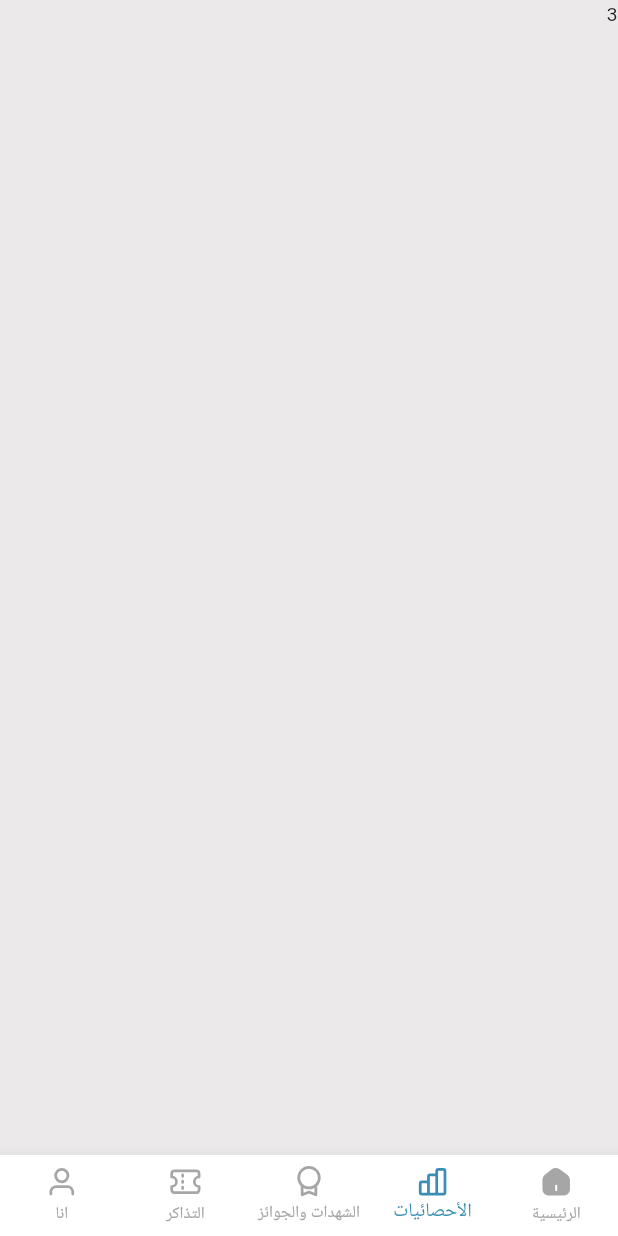
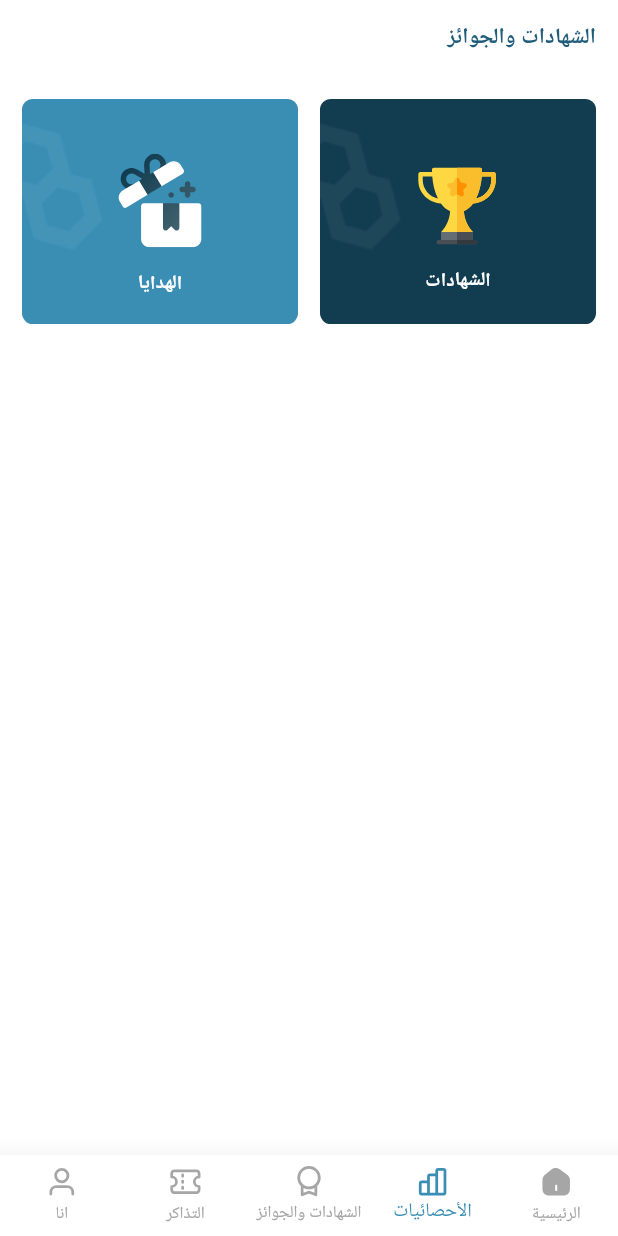
Before and after one commit to mostafaahmedbahr/engineering_day_app, a Flutter app: the screen it shows after launch, swiped to page 3, on a phone screen of 412 x 824 dp. Run offline on Flutter 3.47's test engine with Material 3 defaults, Android fonts, the phone set to English and light mode, and no system bars; our stand-ins replace dartz, dio, easy_localization, flutter_svg, get_it, loading_animation_widget and 3 more; project files that could hold a hidden picture were left out.

Commit message:
CertificatesAndGiftsView

```diff
--- a/lib/core/shared_widgets/custom_global_app_bar.dart
+++ b/lib/core/shared_widgets/custom_global_app_bar.dart
@@ -1,50 +1,25 @@
-// import 'package:add_samy_app_1/core/utils/app_styles/app_styles.dart';
-// import 'package:flutter/material.dart';
-// import 'package:flutter_svg/svg.dart';
-//
-// import '../utils/app_images/app_images.dart';
-//
-// class CustomGlobalAppBar extends StatelessWidget implements PreferredSizeWidget{
-//   const CustomGlobalAppBar({super.key, required this.title});
-//   final String title;
-//   @override
-//   Widget build(BuildContext context) {
-//     return PreferredSize(
-//         preferredSize: const Size.fromHeight(100),
-//         child: AppBar(
-//           backgroundColor: Colors.transparent,
-//           centerTitle: true,
-//           flexibleSpace: Container(
-//             decoration: const BoxDecoration(
-//               gradient: LinearGradient(
-//                 colors: [
-//                   Color(0xFF0D4B74),
-//                   Color(0xFF075E89),
-//                 ],
-//                 begin: Alignment.bottomCenter,
-//                 end: Alignment.topCenter,
-//               ),
-//             ),
-//           ),
-//           elevation: 0,
-//           leading: Padding(
-//             padding: const EdgeInsets.only(top: 20),
-//             child: IconButton(
-//               icon: SvgPicture.asset(AppImages.arrow2Icon),
-//               onPressed: (){
-//                 Navigator.pop(context);
-//               },
-//             ),
-//           ),
-//           title:   Padding(
-//             padding:  const EdgeInsets.only(top: 20),
-//             child: Text(title,
-//             style: AppStyles.textStyle18,),
-//           ),
-//
-//         ));
-//   }
-//   @override
-//   // TODO: implement preferredSize
-//   Size get preferredSize => const Size.fromHeight(100);
-// }
+ import 'package:engineering_day_app/core/utils/app_colors/app_colors.dart';
+import 'package:flutter/material.dart';
+
+ import '../utils/app_styles/app_styles.dart';
+
+class CustomGlobalAppBar extends StatelessWidget implements PreferredSizeWidget{
+  const CustomGlobalAppBar({super.key, required this.title});
+  final String title;
+  @override
+  Widget build(BuildContext context) {
+    return PreferredSize(
+        preferredSize: const Size.fromHeight(56),
+        child: AppBar(
+          backgroundColor: AppColors.whiteColor,
+          centerTitle: false,
+          elevation: 0,
+          title:   Text(title,
+          style: AppStyles.textStyle16DarkMainColorW800,),
+
+        ));
+  }
+  @override
+  // TODO: implement preferredSize
+  Size get preferredSize => const Size.fromHeight(56);
+}
--- a/lib/core/utils/app_colors/app_colors.dart
+++ b/lib/core/utils/app_colors/app_colors.dart
@@ -4,8 +4,10 @@ import 'package:flutter/material.dart';
 class AppColors
 {
   static const  Color mainColor =   Color(0xff3A8EB4);
+  static const  Color darkMainColor =   Color(0xff205D7A);
   static const  Color greyColor =   Color(0xffA6A6A6);
-  static const  Color darkMainColor =   Color(0xff1F2937);
+  static const  Color darkMainColor2 =   Color(0xff123D50);
+
   static const  Color lightMainColor =   Color(0x0D4B745E);
   static const  Color yellowColor =   Color(0xffFFBA49);
   static const  Color redColor =   Color(0xffDB3022);
--- a/lib/core/utils/app_images/app_images.dart
+++ b/lib/core/utils/app_images/app_images.dart
@@ -7,7 +7,13 @@ class AppImages
   static const String award = "assets/images/svgs/award-02.svg";
   static const String ticket = "assets/images/svgs/ticket-01.svg";
   static const String user = "assets/images/svgs/user-01.svg";
+  static const String cup = "assets/images/svgs/svgexport-17 (6) 1.svg";
+  static const String gift = "assets/images/svgs/gift.svg";
 
 
 
+  /// pngs
+  static const String cutLogo = "assets/images/pngs/اليوم_الهندسي__1___1__page-0002-removebg-preview 6.png";
+
+
 }
--- a/lib/core/utils/app_styles/app_styles.dart
+++ b/lib/core/utils/app_styles/app_styles.dart
@@ -6,44 +6,20 @@ class AppStyles
 {
 
 
-  static const textStyle10 = TextStyle(
-      fontWeight: FontWeight.w400,
-      fontSize: 10,
-      color: AppColors.greyColor
+
+
+
+  static const textStyle16DarkMainColorW800 = TextStyle(
+      fontWeight: FontWeight.w800,
+      fontSize: 16,
+      color: AppColors.darkMainColor
 
   );
 
 
-  static const textStyle12 = TextStyle(
-      fontWeight: FontWeight.w500,
-      fontSize: 12,
-      color: AppColors.greyColor
-
-  );
-
-  static const textStyle14 = TextStyle(
-      fontWeight: FontWeight.w600,
+  static const textStyle14WhiteW800 = TextStyle(
+      fontWeight: FontWeight.w800,
       fontSize: 14,
-      color: AppColors.greyColor
-
-  );
-
-  static const textStyle15 = TextStyle(
-      fontWeight: FontWeight.w700,
-      fontSize: 15,
-      color: AppColors.whiteColor
-
-  );
-  static const textStyle16 = TextStyle(
-      fontWeight: FontWeight.w600,
-      fontSize: 16,
-      color: AppColors.blackColor
-
-  );
-
-  static const textStyle18 = TextStyle(
-      fontWeight: FontWeight.w400,
-      fontSize: 18,
       color: AppColors.whiteColor
 
   );
--- /dev/null
+++ b/lib/features/certificates_and_gifts/presentation/views/certificates_and_gifts_view.dart
@@ -0,0 +1,22 @@
+import 'package:easy_localization/easy_localization.dart';
+import 'package:engineering_day_app/features/certificates_and_gifts/presentation/views/widgets/certificates_and_gifts_view_body.dart';
+import 'package:engineering_day_app/lang/locale_keys.dart';
+import 'package:flutter/material.dart';
+
+import '../../../../core/shared_widgets/custom_global_app_bar.dart';
+import '../../../../core/utils/app_colors/app_colors.dart';
+
+class CertificatesAndGiftsView extends StatelessWidget {
+  const CertificatesAndGiftsView({super.key});
+
+  @override
+  Widget build(BuildContext context) {
+    return   SafeArea(child: Scaffold(
+      backgroundColor: AppColors.whiteColor,
+      appBar: CustomGlobalAppBar(
+        title: LocaleKeys.awards.tr(),
+      ),
+      body: CertificatesAndGiftsViewBody(),
+    ));
+  }
+}
--- /dev/null
+++ b/lib/features/certificates_and_gifts/presentation/views/widgets/certificates_and_gifts_view_body.dart
@@ -0,0 +1,43 @@
+import 'package:easy_localization/easy_localization.dart';
+import 'package:engineering_day_app/core/shared_widgets/custom_sized_box.dart';
+import 'package:engineering_day_app/core/utils/app_colors/app_colors.dart';
+import 'package:engineering_day_app/core/utils/app_images/app_images.dart';
+import 'package:engineering_day_app/core/utils/app_styles/app_styles.dart';
+import 'package:engineering_day_app/lang/locale_keys.dart';
+import 'package:flutter/cupertino.dart';
+import 'package:flutter_svg/flutter_svg.dart';
+
+import 'certificates_and_gifts_view_body_item.dart';
+
+class CertificatesAndGiftsViewBody extends StatelessWidget {
+  const CertificatesAndGiftsViewBody({super.key});
+
+  @override
+  Widget build(BuildContext context) {
+    return Padding(
+      padding: const EdgeInsets.all(16.0),
+      child: Row(
+        children: [
+          Expanded(
+            child: CertificatesAndGiftsViewBodyItem(
+              title: LocaleKeys.certifications.tr(),
+              image: AppImages.cup,
+              color: AppColors.darkMainColor2,
+            ),
+          ),
+          const CustomSizedBox(
+            width: 16,
+          ),
+          Expanded(
+            child: CertificatesAndGiftsViewBodyItem(
+              title: LocaleKeys.gifts.tr(),
+              image: AppImages.gift,
+              color: AppColors.mainColor,
+              height: 40,
+            ),
+          ),
+        ],
+      ),
+    );
+  }
+}
--- /dev/null
+++ b/lib/features/certificates_and_gifts/presentation/views/widgets/certificates_and_gifts_view_body_item.dart
@@ -0,0 +1,44 @@
+ import 'package:flutter/material.dart';
+import 'package:flutter_svg/svg.dart';
+
+import '../../../../../core/shared_widgets/custom_sized_box.dart';
+ import '../../../../../core/utils/app_images/app_images.dart';
+import '../../../../../core/utils/app_styles/app_styles.dart';
+
+class CertificatesAndGiftsViewBodyItem extends StatelessWidget {
+  const CertificatesAndGiftsViewBodyItem({super.key, required this.title, required this.image, required this.color, this.height = 50});
+  final String title;
+  final String image;
+  final Color color;
+  final double height;
+  @override
+  Widget build(BuildContext context) {
+    return Stack(
+      children: [
+        Container(
+          height: 164,
+          width: double.infinity,
+          decoration: BoxDecoration(
+            borderRadius: BorderRadius.circular(8),
+            color: color ,
+          ),
+          child: Column(
+            children: [
+                CustomSizedBox(height: height,),
+              SvgPicture.asset(image,
+              ),
+              const CustomSizedBox(height: 17,),
+              Text(title,
+                style: AppStyles.textStyle14WhiteW800,),
+            ],
+          ),
+        ),
+        Positioned(
+            left: 0,
+            top: 8,
+            child: Image.asset(AppImages.cutLogo,)),
+
+      ],
+    );
+  }
+}
--- a/lib/features/layout/presentation/view_model/layout_provider.dart
+++ b/lib/features/layout/presentation/view_model/layout_provider.dart
@@ -1,4 +1,6 @@
 import 'package:flutter/material.dart';
+
+import '../../../certificates_and_gifts/presentation/views/certificates_and_gifts_view.dart';
 
 class LayoutProvider with ChangeNotifier {
 
@@ -15,7 +17,7 @@ class LayoutProvider with ChangeNotifier {
   final List<Widget> pages = [
     Text("1"),
     Text("2"),
-    Text("3"),
+    CertificatesAndGiftsView(),
     Text("4"),
     Text("5"),
   ];
--- a/lib/features/layout/presentation/views/layout_view.dart
+++ b/lib/features/layout/presentation/views/layout_view.dart
@@ -13,7 +13,8 @@ class LayoutView extends StatelessWidget {
   Widget build(BuildContext context) {
     // final themeProvider = Provider.of<LayoutProvider>(context);
     return Consumer<LayoutProvider>(builder: (context, layoutProvider, child) {
-      return Scaffold(
+      return SafeArea(
+        child: Scaffold(
           body: PageView(
             controller: layoutProvider.controller,
             physics: const NeverScrollableScrollPhysics(),
@@ -21,6 +22,7 @@ class LayoutView extends StatelessWidget {
           ),
           bottomNavigationBar: const BottomNavBarItems(),
 
+        ),
       );
     });
   }
--- a/lib/features/layout/presentation/views/widgets/bottom_nav_bar_item.dart
+++ b/lib/features/layout/presentation/views/widgets/bottom_nav_bar_item.dart
@@ -20,6 +20,7 @@ class BottomNavBarItems extends StatelessWidget {
         backgroundColor: AppColors.whiteColor,
         selectedItemColor: AppColors.mainColor,
         unselectedItemColor: AppColors.greyColor,
+        elevation: 15,
         type: BottomNavigationBarType.fixed,
         currentIndex: layoutProvider.layoutIndex,
         onTap: (index) {
--- a/lib/lang/ar.dart
+++ b/lib/lang/ar.dart
@@ -2,10 +2,12 @@ class Ar
 {
   static const Map<String, dynamic> ar = {
    "tickets" : "التذاكر",
-   "awards" : "الشهدات والجوائز",
+   "awards" : "الشهادات والجوائز",
    "me" : "انا",
    "statistics" : "الأحصائيات",
    "home" : "الرئيسية",
+   "certifications" : "الشهادات",
+   "gifts" : "الهدايا",
 
 
 
--- a/lib/lang/en.dart
+++ b/lib/lang/en.dart
@@ -6,6 +6,8 @@ class En{
     "me" : "Me",
     "statistics" : "Statistics",
     "home" : "Home",
+    "certifications" : "Certifications",
+    "gifts" : "Gifts",
 
 
   };
--- a/lib/lang/locale_keys.dart
+++ b/lib/lang/locale_keys.dart
@@ -5,6 +5,8 @@ abstract class LocaleKeys {
   static const me = "me";
   static const awards = "awards";
   static const tickets = "tickets";
+  static const certifications = "certifications";
+  static const gifts = "gifts";
 
 
 
--- a/pubspec.yaml
+++ b/pubspec.yaml
@@ -76,6 +76,7 @@ flutter:
   # To add assets to your application, add an assets section, like this:
   assets:
     - assets/images/svgs/
+    - assets/images/pngs/
   #   - images/a_dot_ham.jpeg
   # An image asset can refer to one or more resolution-specific "variants", see
   # https://flutter.dev/assets-and-images/#resolution-aware
```
Also changed, not shown: assets/images/pngs/اليوم_الهندسي__1___1__page-0002-removebg-preview 6.png (added), assets/images/svgs/cut-logo.svg (added), assets/images/svgs/gift.svg (added), assets/images/svgs/svgexport-17 (6) 1.svg (added). Lines whose indentation alone changed are shown as unchanged.
